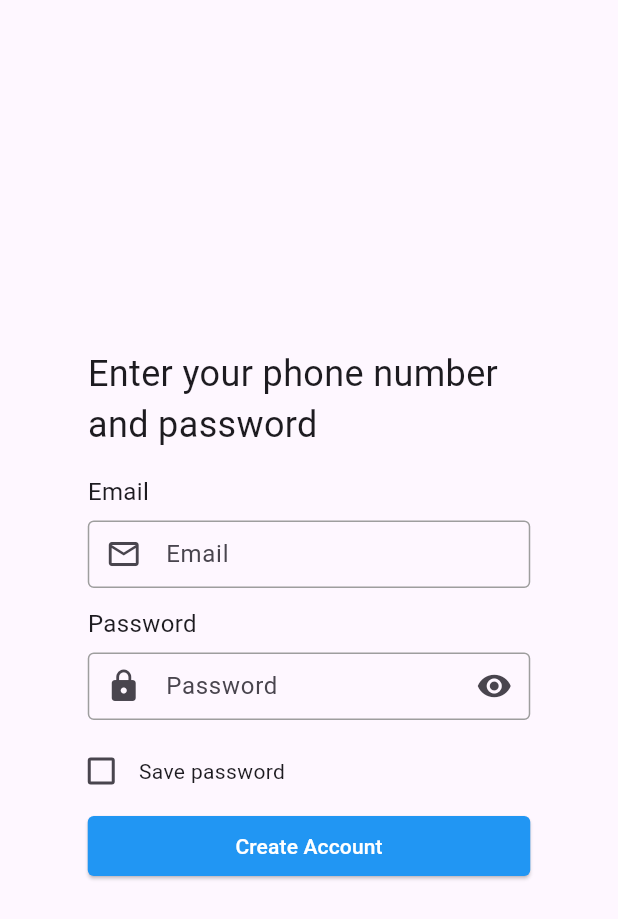
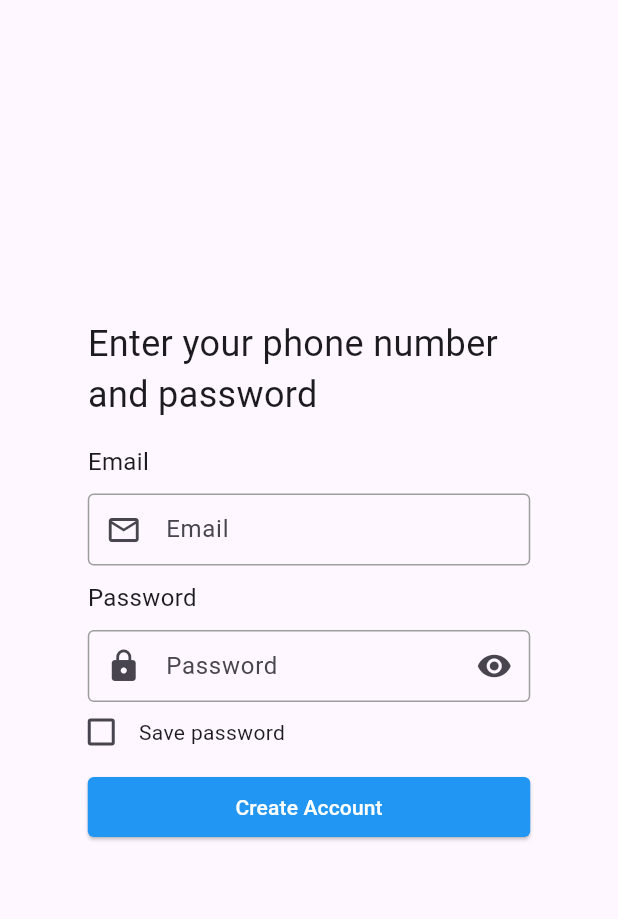
Before and after one commit to mohammadrezaulalam/share-flare, a Flutter app: the screen it shows after launch, after a tap on "Log in", on a phone screen of 412 x 824 dp. Shown: the top 919 px of the screen. Run offline on Flutter 3.47's test engine with Material 3 defaults, Android fonts, the phone set to English and light mode, and no system bars; our stand-ins replace get, google_fonts.

Commit message:
Login UI Done

```diff
--- a/lib/application/app.dart
+++ b/lib/application/app.dart
@@ -1,6 +1,6 @@
 import 'package:flutter/material.dart';
 import 'package:get/get.dart';
-import 'package:shareflare/presentation/screens/landing_screen.dart';
+import 'package:shareflare/presentation/ui/screens/landing_screen.dart';
 
 class MyApp extends StatelessWidget {
   const MyApp({super.key});
--- a/lib/presentation/screens/login_screen.dart
+++ /dev/null
@@ -1,187 +0,0 @@
-import 'package:flutter/material.dart';
-import 'package:get/get.dart';
-
-class LoginScreen extends StatefulWidget {
-  const LoginScreen({super.key});
-
-  @override
-  State<LoginScreen> createState() => _LoginScreenState();
-}
-
-class _LoginScreenState extends State<LoginScreen> {
-  final TextEditingController _emailTEController = TextEditingController();
-  final TextEditingController _passTEController = TextEditingController();
-  final GlobalKey<FormState> _formKey = GlobalKey<FormState>();
-
-  bool? check1 = false;
-  bool hidePass = true;
-
-  @override
-  Widget build(BuildContext context) {
-    return Scaffold(
-      body: SafeArea(
-        child: Center(
-          child: Form(
-            key: _formKey,
-            child: SizedBox(
-              height: 360,
-              width: 295,
-              child: Column(
-                crossAxisAlignment: CrossAxisAlignment.start,
-                children: [
-                  const Text(
-                    "Enter your phone number and password",
-                    style: TextStyle(fontWeight: FontWeight.w400, fontSize: 24),
-                  ),
-                  const SizedBox(
-                    height: 16,
-                  ),
-                  const Text(
-                    "Email",
-                    style: TextStyle(fontSize: 16),
-                  ),
-                  const SizedBox(
-                    height: 8,
-                  ),
-                  Container(
-                    alignment: Alignment.centerLeft,
-                    height: 45,
-                    width: double.infinity,
-                    child: TextFormField(
-                        controller: _emailTEController,
-                        keyboardType: TextInputType.emailAddress,
-                        decoration: InputDecoration(
-                          disabledBorder: const OutlineInputBorder(
-                              borderSide:
-                                  BorderSide(color: Colors.grey, width: 1)),
-                          enabledBorder: const OutlineInputBorder(
-                              borderSide: BorderSide(color: Colors.grey)),
-                          focusedBorder: const OutlineInputBorder(
-                              borderSide:
-                                  BorderSide(color: Colors.blue, width: 1)),
-                          filled: false,
-                          contentPadding:
-                              const EdgeInsets.symmetric(vertical: 10),
-                          hintText: "Email",
-                          prefixIcon: IconButton(
-                            icon: const Icon(Icons.email_outlined),
-                            onPressed: () {},
-                          ),
-                        ),
-                        validator: (String? emailText) {
-                          if (emailText?.isEmpty ?? true) {
-                            return "Enter email address";
-                          } else if (emailText!.isEmail == false) {
-                            return "Enter a valid address";
-                          }
-                          return null;
-                        }),
-                  ),
-                  const SizedBox(
-                    height: 12,
-                  ),
-                  const Text(
-                    "Password",
-                    style: TextStyle(fontSize: 16),
-                  ),
-                  const SizedBox(
-                    height: 8,
-                  ),
-                  Container(
-                    alignment: Alignment.centerLeft,
-                    height: 45,
-                    width: double.infinity,
-                    child: TextFormField(
-                        controller: _passTEController,
-                        obscureText: hidePass,
-                        keyboardType: TextInputType.visiblePassword,
-                        decoration: InputDecoration(
-                          disabledBorder: const OutlineInputBorder(
-                              borderSide:
-                                  BorderSide(color: Colors.grey, width: 1)),
-                          enabledBorder: const OutlineInputBorder(
-                              borderSide: BorderSide(color: Colors.grey)),
-                          focusedBorder: const OutlineInputBorder(
-                              borderSide:
-                                  BorderSide(color: Colors.blue, width: 1)),
-                          filled: false,
-                          contentPadding:
-                              const EdgeInsets.symmetric(vertical: 10),
-                          hintText: "Password",
-                          prefixIcon: IconButton(
-                            icon: const Icon(Icons.lock),
-                            onPressed: () {},
-                          ),
-                          suffixIcon: IconButton(
-                            icon: hidePass
-                                ? const Icon(Icons.visibility)
-                                : const Icon(Icons.visibility_off),
-                            onPressed: () {
-                              setState(() {
-                                hidePass = !hidePass;
-                              });
-                            },
-                          ),
-                        ),
-                        validator: (String? passText) {
-                          if (passText?.isEmpty ?? true) {
-                            return "Enter Password";
-                          }
-                          return null;
-                        }),
-                  ),
-                  const SizedBox(
-                    height: 24,
-                  ),
-                  Row(
-                    mainAxisAlignment: MainAxisAlignment.start,
-                    children: [
-                      SizedBox(
-                        height: 18,
-                        width: 18,
-                        child: Checkbox(
-                            activeColor: Colors.blue, //only check box
-                            value: check1, //unchecked
-                            onChanged: (bool? value) {
-                              //value returned when checkbox is clicked
-                              setState(() {
-                                check1 = value;
-                              });
-                            }),
-                      ),
-                      const SizedBox(width: 16,),
-                      const Text("Save password")
-                    ],
-                  ),
-                  const SizedBox(
-                    height: 16,
-                  ),
-                  SizedBox(
-                    width: double.infinity,
-                    child: ElevatedButton(
-                        style: ElevatedButton.styleFrom(
-                          backgroundColor: Colors.blue,
-                          shape: RoundedRectangleBorder(
-                              //to set border radius to button
-                              borderRadius: BorderRadius.circular(4)),
-                        ),
-                        onPressed: () {
-                          if (_formKey.currentState!.validate()) {
-                              ScaffoldMessenger.of(context).showSnackBar(const SnackBar(
-                                  content: Text("Log in Successful")));
-                          }
-                        },
-                        child: const Text(
-                          "Create Account",
-                          style: TextStyle(color: Colors.white),
-                        )),
-                  ),
-                ],
-              ),
-            ),
-          ),
-        ),
-      ),
-    );
-  }
-}
--- /dev/null
+++ b/lib/presentation/ui/screens/home_screen.dart
@@ -0,0 +1,24 @@
+import 'package:flutter/material.dart';
+import 'package:flutter/cupertino.dart';
+
+class HomeScreen extends StatefulWidget {
+  const HomeScreen({super.key});
+
+  @override
+  State<HomeScreen> createState() => _HomeScreenState();
+}
+
+class _HomeScreenState extends State<HomeScreen> {
+  @override
+  Widget build(BuildContext context) {
+    return const Scaffold(
+      body: Center(
+        child: CupertinoActivityIndicator(
+          radius: 40.0, // Customize the size
+          animating: true, // Control animation
+          color:Colors.blue,
+        ),
+      ),
+    );
+  }
+}
--- a/lib/presentation/screens/landing_screen.dart
+++ b/lib/presentation/ui/screens/landing_screen.dart
@@ -1,7 +1,9 @@
 import 'package:flutter/material.dart';
 import 'package:get/get.dart';
 import 'package:google_fonts/google_fonts.dart';
-import 'package:shareflare/presentation/screens/login_screen.dart';
+import 'package:shareflare/presentation/ui/screens/login_screen.dart';
+
+import 'login_screen.dart';
 
 class LandingScreen extends StatelessWidget {
   const LandingScreen({super.key});
@@ -17,7 +19,7 @@ class LandingScreen extends StatelessWidget {
             child: Column(
               children: [
                 Text(
-                  "Shareware",
+                  "ShareFlare",
                   style: GoogleFonts.lobster(
                       textStyle: const TextStyle(fontSize: 32)),
                 ),
--- /dev/null
+++ b/lib/presentation/ui/screens/login_screen.dart
@@ -0,0 +1,204 @@
+import 'package:flutter/cupertino.dart';
+import 'package:flutter/material.dart';
+import 'package:get/get.dart';
+
+class LoginScreen extends StatefulWidget {
+  const LoginScreen({super.key});
+
+  @override
+  State<LoginScreen> createState() => _LoginScreenState();
+}
+
+class _LoginScreenState extends State<LoginScreen> {
+  final TextEditingController _emailTEController = TextEditingController();
+  final TextEditingController _passTEController = TextEditingController();
+  final GlobalKey<FormState> _formKey = GlobalKey<FormState>();
+
+  bool? check1 = false;
+  bool hidePass = true;
+  bool isLoading = false;
+
+  @override
+  Widget build(BuildContext context) {
+    return Scaffold(
+      body: SafeArea(
+        child: Stack(
+          children: [
+            Center(
+              child: Form(
+                key: _formKey,
+                child: SizedBox(
+                  height: 400,
+                  width: 295,
+                  child: Column(
+                    crossAxisAlignment: CrossAxisAlignment.start,
+                    children: [
+                      const Text(
+                        "Enter your phone number and password",
+                        style: TextStyle(
+                            fontWeight: FontWeight.w400, fontSize: 24),
+                      ),
+                      const SizedBox(
+                        height: 16,
+                      ),
+                      const Text(
+                        "Email",
+                        style: TextStyle(fontSize: 16),
+                      ),
+                      SizedBox(
+                        width: double.infinity,
+                        child: Padding(
+                          padding: const EdgeInsets.symmetric(vertical: 10.0),
+                          child: TextFormField(
+                              controller: _emailTEController,
+                              keyboardType: TextInputType.emailAddress,
+                              decoration: InputDecoration(
+                                border: const OutlineInputBorder(
+                                    borderSide: BorderSide(color: Colors.grey)),
+                                enabledBorder: const OutlineInputBorder(
+                                    borderSide: BorderSide(color: Colors.grey)),
+                                focusedBorder: const OutlineInputBorder(
+                                    borderSide: BorderSide(
+                                        color: Colors.blue, width: 1)),
+                                filled: false,
+                                contentPadding:
+                                    const EdgeInsets.symmetric(vertical: 10),
+                                hintText: "Email",
+                                prefixIcon: IconButton(
+                                  icon: const Icon(Icons.email_outlined),
+                                  onPressed: () {},
+                                ),
+                              ),
+                              validator: (String? emailText) {
+                                if (emailText?.isEmpty ?? true) {
+                                  return "Enter email address";
+                                } else if (emailText!.isEmail == false) {
+                                  return "Enter a valid address";
+                                }
+                                return null;
+                              }),
+                        ),
+                      ),
+                      const Text(
+                        "Password",
+                        style: TextStyle(fontSize: 16),
+                      ),
+                      SizedBox(
+                        width: double.infinity,
+                        child: Padding(
+                          padding: const EdgeInsets.symmetric(vertical: 10.0),
+                          child: TextFormField(
+                              controller: _passTEController,
+                              obscureText: hidePass,
+                              keyboardType: TextInputType.visiblePassword,
+                              decoration: InputDecoration(
+                                border: const OutlineInputBorder(
+                                    borderSide: BorderSide(color: Colors.grey)),
+                                enabledBorder: const OutlineInputBorder(
+                                    borderSide: BorderSide(color: Colors.grey)),
+                                focusedBorder: const OutlineInputBorder(
+                                    borderSide: BorderSide(
+                                        color: Colors.blue, width: 1)),
+                                contentPadding:
+                                    const EdgeInsets.symmetric(vertical: 10),
+                                hintText: "Password",
+                                prefixIcon: IconButton(
+                                  icon: const Icon(Icons.lock),
+                                  onPressed: () {},
+                                ),
+                                suffixIcon: IconButton(
+                                  icon: hidePass
+                                      ? const Icon(Icons.visibility)
+                                      : const Icon(Icons.visibility_off),
+                                  onPressed: () {
+                                    setState(() {
+                                      hidePass = !hidePass;
+                                    });
+                                  },
+                                ),
+                              ),
+                              validator: (String? passText) {
+                                if (passText?.isEmpty ?? true) {
+                                  return "Enter Password";
+                                }
+                                return null;
+                              }),
+                        ),
+                      ),
+                      Row(
+                        mainAxisAlignment: MainAxisAlignment.start,
+                        children: [
+                          SizedBox(
+                            height: 18,
+                            width: 18,
+                            child: Checkbox(
+                                activeColor: Colors.blue, //only check box
+                                value: check1, //unchecked
+                                onChanged: (bool? value) {
+                                  //value returned when checkbox is clicked
+                                  setState(() {
+                                    check1 = value;
+                                  });
+                                }),
+                          ),
+                          const SizedBox(
+                            width: 16,
+                          ),
+                          const Text("Save password")
+                        ],
+                      ),
+                      const SizedBox(
+                        height: 16,
+                      ),
+                      SizedBox(
+                        width: double.infinity,
+                        child: ElevatedButton(
+                            style: ElevatedButton.styleFrom(
+                              backgroundColor: Colors.blue,
+                              shape: RoundedRectangleBorder(
+                                  //to set border radius to button
+                                  borderRadius: BorderRadius.circular(4)),
+                            ),
+                            onPressed: () {
+                              if (_formKey.currentState!.validate()) {
+                                isLoading = true;
+                                setState(() {});
+                              }
+                              // if (_formKey.currentState!.validate()) {
+                              //   if (mounted) {
+                              //     ScaffoldMessenger.of(context).showSnackBar(
+                              //         const SnackBar(
+                              //             content: Text("Log in Successful")));
+                              //   }
+                              // Get.to(()=>const HomeScreen());
+
+                              //}
+                            },
+                            child: const Text(
+                              "Create Account",
+                              style: TextStyle(color: Colors.white),
+                            )),
+                      ),
+                    ],
+                  ),
+                ),
+              ),
+            ),
+            if (isLoading)
+              const Opacity(
+                opacity: 0.8,
+                child: ModalBarrier(dismissible: true, color: Colors.white),
+              ),
+            if (isLoading)
+              const Center(
+                  child: CupertinoActivityIndicator(
+                radius: 40.0, // Customize the size
+                animating: true, // Control animation
+                color: Colors.grey,
+              )),
+          ],
+        ),
+      ),
+    );
+  }
+}
```
